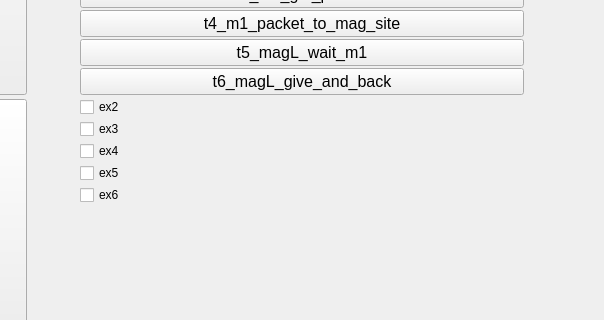
First picture: the form in dispenser_gift_py/main.ui, repository pavel-b-kr12/DoBot_multicontroll, before the edit; both pictures show x 222 to 826 and y 329 to 649 of the 1271 by 738 pixel window.
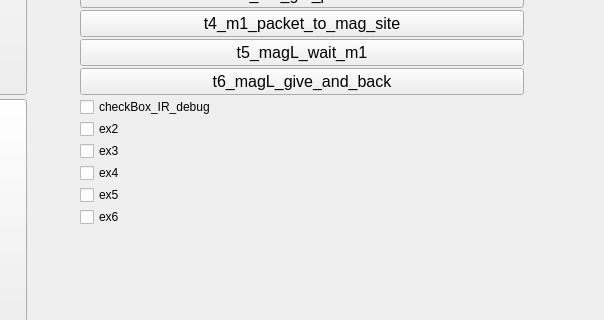
Second picture: the form after the edit.

Diff of the .ui file:
```diff
--- a/dispenser_gift_py/main.ui
+++ b/dispenser_gift_py/main.ui
@@ -1113,6 +1113,15 @@
         </property>
        </widget>
       </item>
+	   <item>
+         <widget class="QCheckBox" name="checkBox_IR_debug">
+          <property name="text">
+           <string>checkBox_IR_debug</string>
+          </property>
+         </widget>
+        </item>
+	  
+	  
       <item>
        <layout class="QVBoxLayout" name="verticalLayout_3">
         <item>
```
